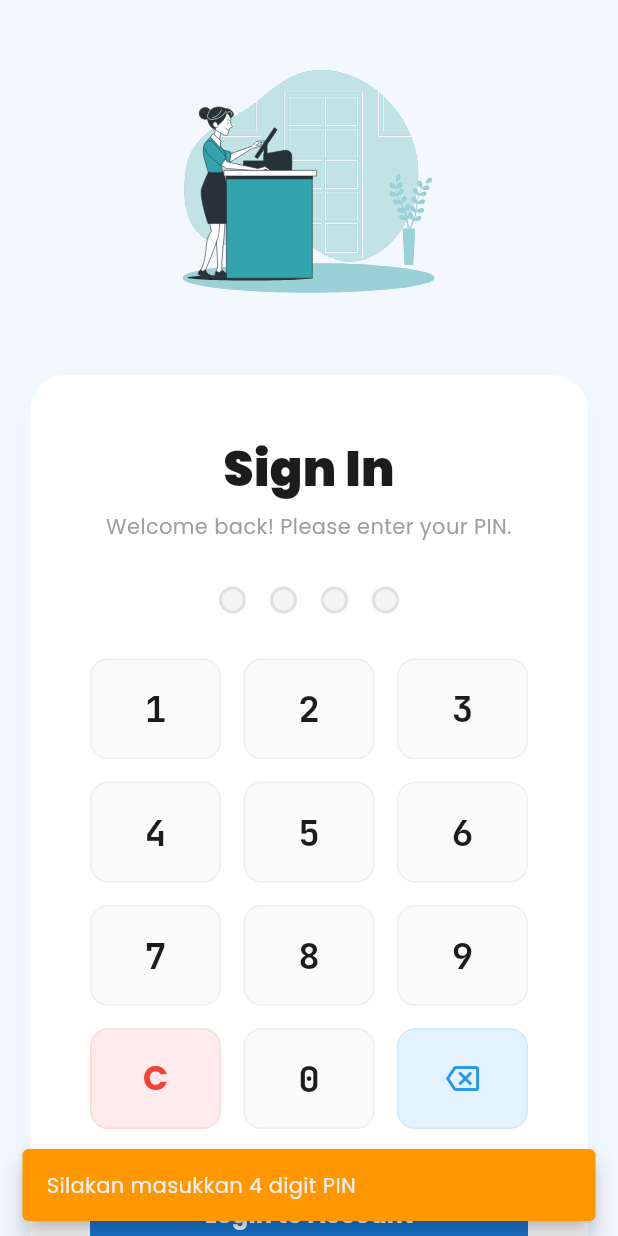
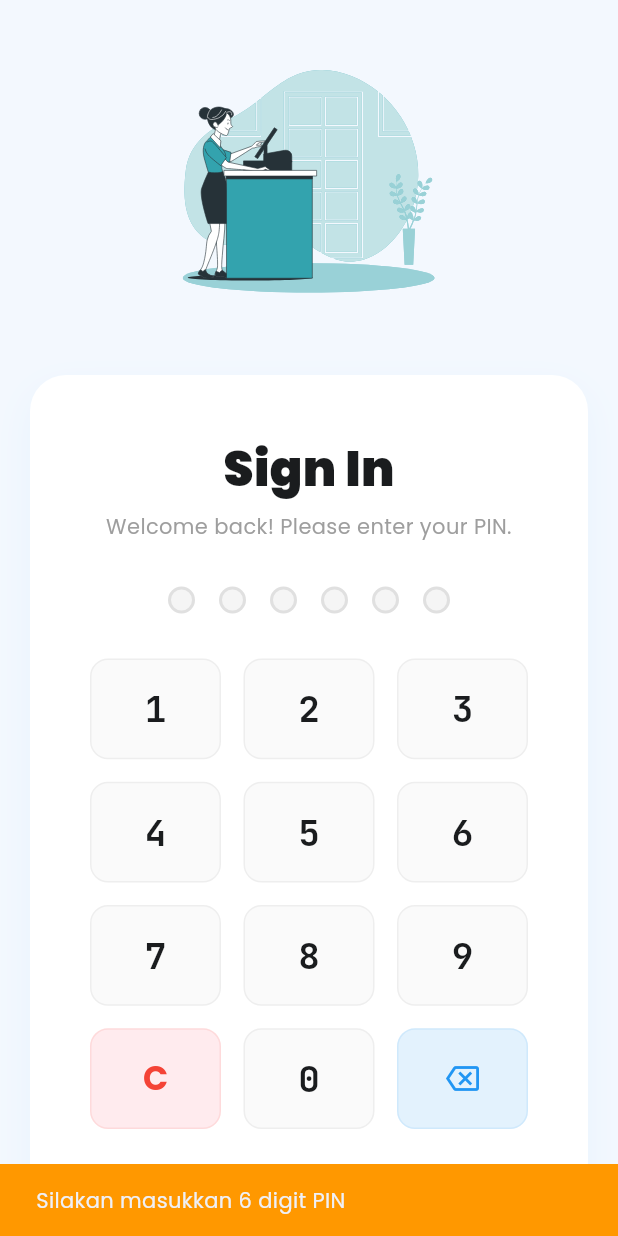
Before and after one commit to Pratama12340/PosMobile, a Flutter app: the screen it shows after launch, after a tap on "Login to Account", on a phone screen of 412 x 824 dp. Run offline on Flutter 3.47's test engine with Material 3 defaults, Android fonts, the light colour scheme and no system bars; our stand-ins replace flutter_svg; network calls fail.

Commit message:
Pesan perubahan Anda, misalnya: update halaman login

```diff
--- a/lib/screens/login_screen.dart
+++ b/lib/screens/login_screen.dart
@@ -1,6 +1,9 @@
+import 'dart:convert'; // Wajib ditambahkan untuk mengolah JSON
+import 'package:http/http.dart' as http; // Wajib ditambahkan untuk memanggil API
 import 'package:flutter/material.dart';
 import 'package:flutter_svg/flutter_svg.dart';
-import 'main_navigation.dart'; // Pastikan file ini ada sesuai kode asli Anda
+import 'main_navigation.dart';
+// Hapus import api_service.dart karena logikanya langsung kita tanam di bawah
 
 class LoginScreen extends StatefulWidget {
   const LoginScreen({super.key});
@@ -12,8 +15,7 @@ class LoginScreen extends StatefulWidget {
 class _LoginScreenState extends State<LoginScreen> {
   // --- STATE UNTUK PIN ---
   String _pin = '';
-  final int _pinLength = 4;
-  final String _correctPin = '1234'; // PIN Dummy untuk testing
+  final int _pinLength = 6;
 
   void _onNumPadTap(String value) {
     setState(() {
@@ -31,35 +33,74 @@ class _LoginScreenState extends State<LoginScreen> {
     });
   }
 
-  void _verifyPin() {
+  void _verifyPin() async {
+    // 1. Cek apakah PIN sudah lengkap 6 digit
     if (_pin.length < _pinLength) {
       ScaffoldMessenger.of(context).showSnackBar(
         const SnackBar(
-          content: Text('Silakan masukkan 4 digit PIN', style: TextStyle(fontFamily: 'Poppins')),
+          content: Text('Silakan masukkan 6 digit PIN', style: TextStyle(fontFamily: 'Poppins')),
           backgroundColor: Colors.orange,
-          behavior: SnackBarBehavior.floating,
         ),
       );
       return;
     }
 
-    if (_pin == _correctPin) {
-      // Masuk ke Main Navigation (Sesuai kode asli Anda)
+    // 2. Tampilkan pesan "Loading"
+    ScaffoldMessenger.of(context).showSnackBar(
+      const SnackBar(
+        content: Text('Mengecek PIN ke Server...', style: TextStyle(fontFamily: 'Poppins')),
+        duration: Duration(seconds: 1),
+      ),
+    );
+
+   // 3. MULAI TEMBAK API LANGSUNG DARI SINI!
+    bool isSuccess = false;
+    try {
+      final response = await http.post(
+        // ---> GANTI ALAMATNYA MENJADI LOGIN-PIN DI SINI <---
+        Uri.parse('https://api.etres.my.id/api/v1/login-pin'),
+        headers: {
+          'Accept': 'application/json',
+          'Content-Type': 'application/json',
+        },
+        body: jsonEncode({
+          'pin': _pin, // Kita kirimkan 6 digit angka PIN-nya
+        }),
+      );
+
+      print("STATUS LOGIN SAYA: ${response.statusCode}");
+      print("HASIL DARI SERVER: ${response.body}");
+
+      if (response.statusCode == 200) {
+        isSuccess = true; // Berhasil masuk!
+      }
+    } catch (e) {
+      print("Error gagal koneksi: $e");
+      isSuccess = false;
+    }
+    // 4. CEK HASILNYA
+    if (isSuccess) {
+      // JIKA BENAR: Pindah ke halaman MainNavigationScaffold
+      if (mounted) {
         Navigator.pushReplacement(
           context,
           MaterialPageRoute(builder: (context) => const MainNavigationScaffold()),
         );
+      }
     } else {
+      // JIKA SALAH: Tampilkan pesan merah dan hapus PIN
+      if (mounted) {
         ScaffoldMessenger.of(context).showSnackBar(
           const SnackBar(
-          content: Text('PIN Salah! Silakan coba lagi.', style: TextStyle(fontFamily: 'Poppins')),
+            content: Text('PIN Salah atau Tidak Terdaftar!', style: TextStyle(fontFamily: 'Poppins')),
             backgroundColor: Colors.red,
             behavior: SnackBarBehavior.floating,
           ),
         );
         setState(() {
-        _pin = ''; // Reset PIN jika salah
+          _pin = '';
         });
+      }
     }
   }
 
@@ -87,15 +128,13 @@ class _LoginScreenState extends State<LoginScreen> {
   Widget _buildWebLayout(BoxConstraints constraints) {
     return Row(
       children: [
-        // Sisi Ilustrasi (Kiri)
         Expanded(
           flex: 1,
           child: SvgPicture.asset(
-            'assets/images/login.svg', // Pastikan asset ini sudah ada
+            'assets/images/login.svg',
             height: constraints.maxHeight * 0.4,
           ),
         ),
-        // Sisi Form dengan Card (Kanan)
         Expanded(
           flex: 1,
           child: _buildPinForm(false),
@@ -129,7 +168,7 @@ class _LoginScreenState extends State<LoginScreen> {
         ],
       ),
       child: Column(
-        crossAxisAlignment: CrossAxisAlignment.center, // Diubah ke center agar Numpad rapi
+        crossAxisAlignment: CrossAxisAlignment.center,
         mainAxisSize: MainAxisSize.min,
         children: [
           const Text(
@@ -149,7 +188,7 @@ class _LoginScreenState extends State<LoginScreen> {
           ),
           const SizedBox(height: 30),
 
-          // --- INDIKATOR PIN (TITIK) ---
+          // --- INDIKATOR PIN ---
           Row(
             mainAxisAlignment: MainAxisAlignment.center,
             children: List.generate(_pinLength, (index) {
@@ -180,7 +219,7 @@ class _LoginScreenState extends State<LoginScreen> {
             width: double.infinity,
             height: 54,
             child: ElevatedButton(
-              onPressed: _verifyPin, // Harus diklik untuk verifikasi
+              onPressed: _verifyPin,
               style: ElevatedButton.styleFrom(
                 backgroundColor: Colors.blue.shade700,
                 foregroundColor: Colors.white,
@@ -195,16 +234,15 @@ class _LoginScreenState extends State<LoginScreen> {
     );
   }
 
-  // Desain Grid Angka (Numpad)
   Widget _buildNumPad() {
     return Container(
-      constraints: const BoxConstraints(maxWidth: 300), // Membatasi lebar Numpad agar proporsional
+      constraints: const BoxConstraints(maxWidth: 300),
       child: GridView.count(
         shrinkWrap: true,
         crossAxisCount: 3,
         mainAxisSpacing: 15,
         crossAxisSpacing: 15,
-        childAspectRatio: 1.3, // Menyesuaikan tinggi tombol
+        childAspectRatio: 1.3,
         physics: const NeverScrollableScrollPhysics(),
         children: [
           _numButton('1'), _numButton('2'), _numButton('3'),
--- a/pubspec.yaml
+++ b/pubspec.yaml
@@ -36,6 +36,7 @@ dependencies:
   cupertino_icons: ^1.0.8
   flutter_svg: ^2.2.4
   http: ^1.6.0
+  shared_preferences: ^2.5.5
 
 dev_dependencies:
   flutter_test:
```
Also changed, not shown: lib/services/api_service.dart (+64 -14 lines), pubspec.lock, 1 other file. Lines whose indentation alone changed are shown as unchanged.
